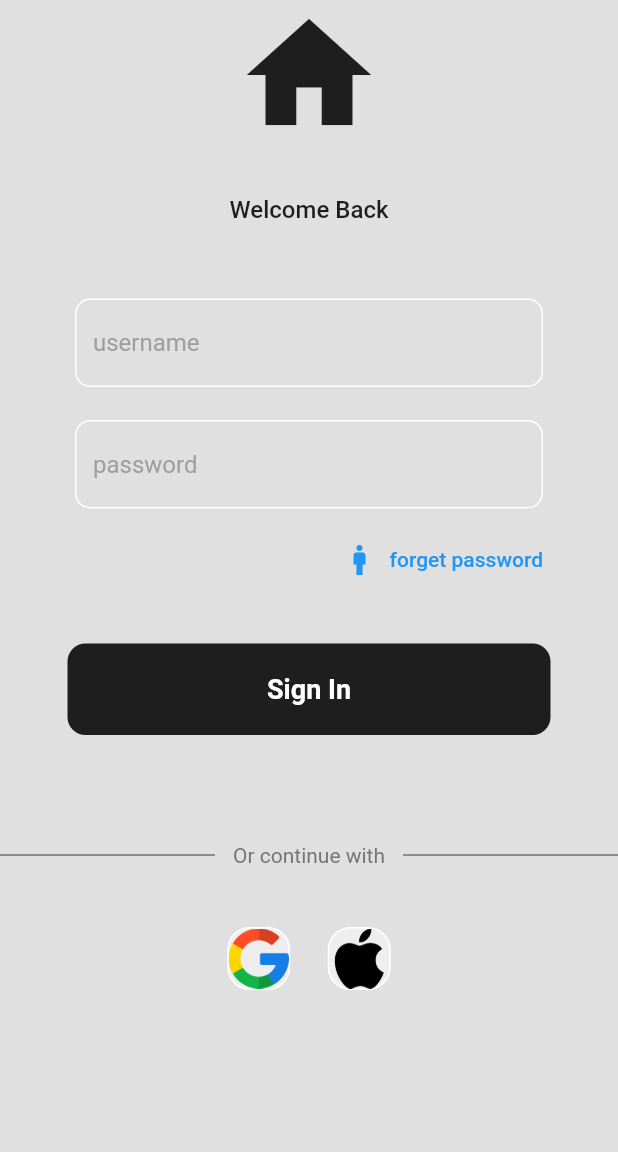
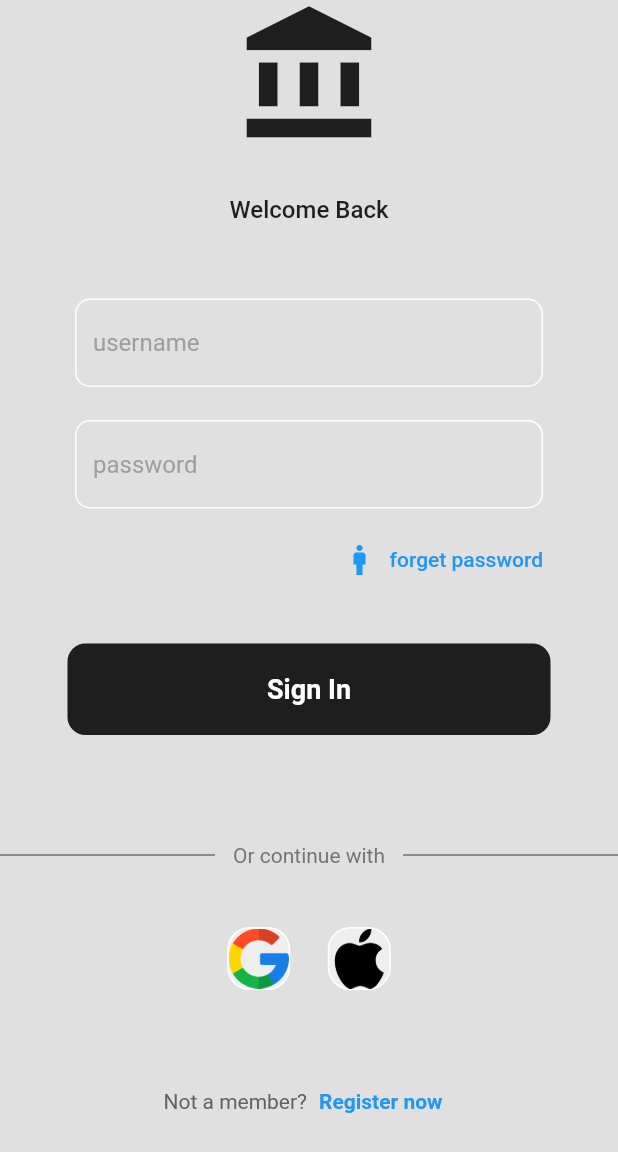
Before and after one commit to spector-0110/login-page-user-auth, a Flutter app: the screen it shows after launch, on a phone screen of 412 x 824 dp. Shown: the top 1152 px of the screen. Run offline on Flutter 3.47's test engine with Material 2 defaults, Android fonts, the phone set to English and light mode, and no system bars.

Commit message:
login ui without auth

```diff
--- a/lib/pages/login_page.dart
+++ b/lib/pages/login_page.dart
@@ -20,7 +20,7 @@ class LoginPage extends StatelessWidget {
           child: Column(
             children: [
               const Icon(
-                Icons.home,
+                Icons.account_balance,
                 size: 100,
               ),
               const SizedBox(
@@ -120,6 +120,30 @@ class LoginPage extends StatelessWidget {
                   IconTile(imagePath: 'assets/images/apple.png'),
                 ],
               ),
+
+              const SizedBox(
+                height: 50.0,
+              ),
+
+              // register now
+
+              Row(
+                mainAxisAlignment: MainAxisAlignment.center,
+                children: [
+                  Text(
+                    'Not a member?',
+                    style: TextStyle(color: Colors.grey[700]),
+                  ),
+                  //const SizedBox(width: 2),
+                  TextButton(
+                    onPressed: () {},
+                    child: const Text(
+                      'Register now',
+                      style: TextStyle(fontWeight: FontWeight.bold),
+                    ),
+                  ),
+                ],
+              )
             ],
           ),
         ),
```
